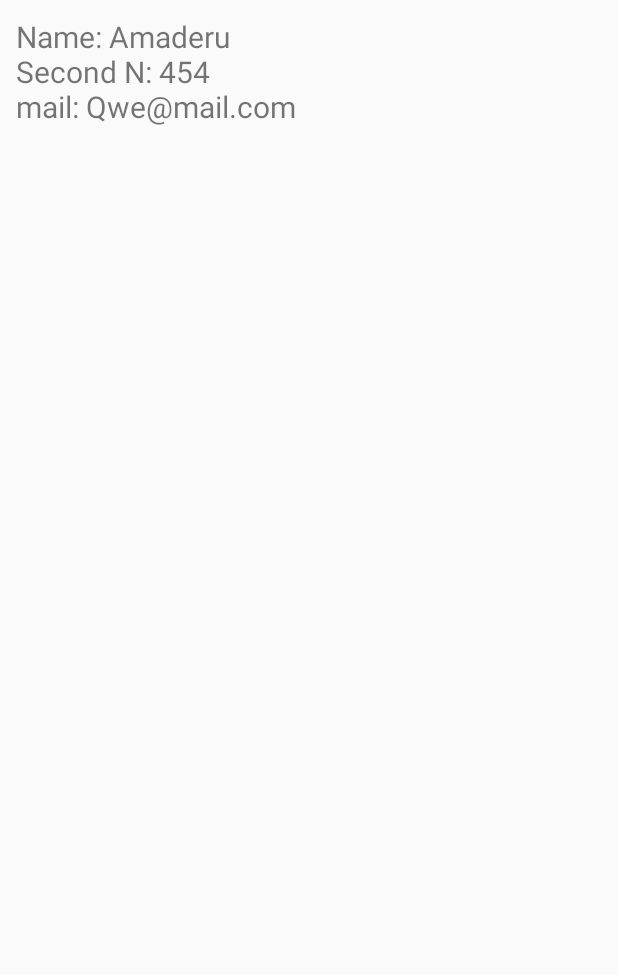
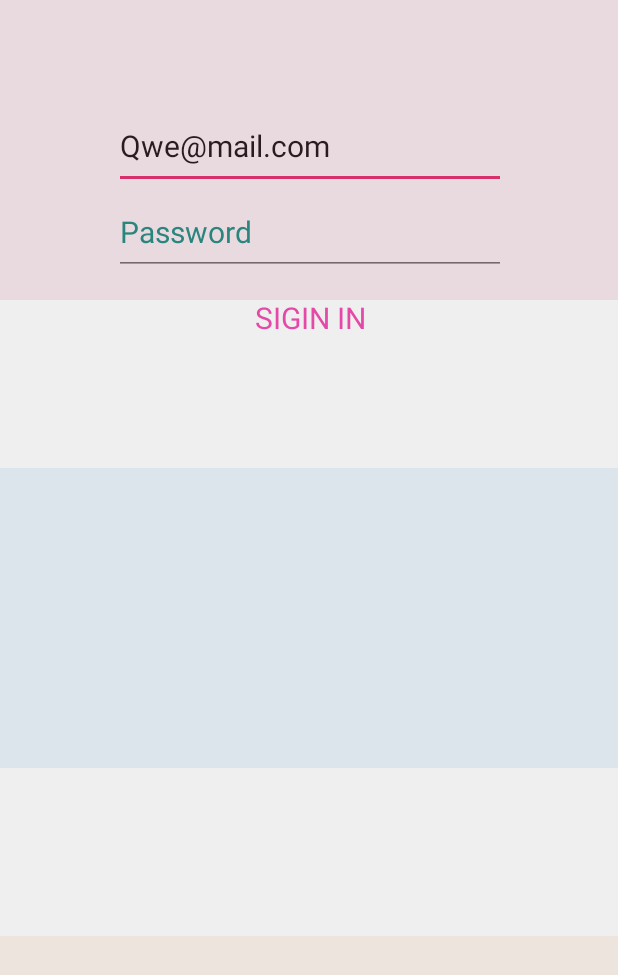
Before and after one commit to Amaderu/FirstProject, an Android app: the screen it shows after launch (MainActivity before the commit, LoginActivity after it), after a tap on "SIGIN UP", on a phone screen of 412 x 824 dp. Shown: the top 975 px of the screen. Run offline under Robolectric (Android 15) with nearby library versions, the light colour scheme and no system bars.

Commit message:
Есть возможность перехода с активности регистрации в актвность авторизации с последующим входом в приложение
Signed-off-by: Mikhail <Bereberdin>

```diff
--- a/app/src/main/java/com/example/firstproject/LoadScreenActivity2.java
+++ b/app/src/main/java/com/example/firstproject/LoadScreenActivity2.java
@@ -16,7 +16,7 @@ public class LoadScreenActivity2 extends AppCompatActivity {
         handler.postDelayed(new Runnable() {
             @Override
             public void run() {
-                startActivity(new Intent(LoadScreenActivity2.this, MainActivity2.class));
+                startActivity(new Intent(LoadScreenActivity2.this, RegActivity.class));
                 finish();
             }
         },3000L);
--- /dev/null
+++ b/app/src/main/java/com/example/firstproject/LoginActivity.java
@@ -0,0 +1,55 @@
+package com.example.firstproject;
+
+import androidx.appcompat.app.AppCompatActivity;
+
+import android.content.Intent;
+import android.os.Bundle;
+import android.view.View;
+import android.widget.EditText;
+
+public class LoginActivity extends AppCompatActivity {
+    private EditText Mail;
+    private EditText Password;
+
+    @Override
+    protected void onCreate(Bundle savedInstanceState) {
+        super.onCreate(savedInstanceState);
+        setContentView(R.layout.activity_login);
+        Mail=(EditText) findViewById(R.id.fieldMail);
+        String[] User = RegActivity.User1;
+
+        //Bundle arguments = getIntent().getExtras();
+
+        if(User!=null){
+            String mail = User[2];
+            Mail.setText(mail);
+        }
+
+        /*Handler handler = new Handler();
+        handler.postDelayed(new Runnable() {
+            @Override
+            public void run() {
+                startActivity(new Intent(LoginActivity.this, MainActivity.class));
+            }
+        },3000L);*/
+    }
+    private boolean validateUser(){
+        String[] user = RegActivity.User1;
+        Mail=(EditText) findViewById(R.id.fieldMail);
+        Password=(EditText) findViewById(R.id.fieldPass);
+
+        if(!Mail.getText().toString().equals(user[2])|!Password.getText().toString().equals(user[3])){
+            return false;
+        }
+        return true;
+    }
+    public void enter(View v){
+        if(!validateUser())
+                return;
+        Intent main = new Intent(this,MainActivity.class);
+        startActivity(main);
+        finish();
+
+    }
+
+}
--- a/app/src/main/java/com/example/firstproject/MainActivity2.java
+++ b/app/src/main/java/com/example/firstproject/RegActivity.java
@@ -6,19 +6,19 @@ import android.content.Intent;
 import android.graphics.Color;
 import android.os.Bundle;
 import android.util.Patterns;
-import android.view.Gravity;
 import android.view.View;
 import android.widget.EditText;
-import android.widget.Toast;
 
 import java.util.regex.Pattern;
 
-public class MainActivity2 extends AppCompatActivity {
+public class RegActivity extends AppCompatActivity {
 
     private EditText textInputEmail;
     private EditText textInputUsername;
     private EditText textInputPassword;
     private EditText textInputConPassword;
+
+    public static String[] User1;
 
     private static final Pattern PASSWORD_PATTERN =
             Pattern.compile("^" +
@@ -34,7 +34,7 @@ public class MainActivity2 extends AppCompatActivity {
     @Override
     protected void onCreate(Bundle savedInstanceState) {
         super.onCreate(savedInstanceState);
-        setContentView(R.layout.activity_main2);
+        setContentView(R.layout.activity_reg);
         textInputEmail = findViewById(R.id.fieldMail);
         textInputUsername = findViewById(R.id.fieldFName);
         textInputPassword = findViewById(R.id.fieldPass);
@@ -111,24 +111,19 @@ public class MainActivity2 extends AppCompatActivity {
         }
     }
 
-    public void confirmI(View v) {
-        if (!validateEmail() | !validateUsername() | !validatePassword()) {
-            return;
-        }
-    }
 
     public void  confirmInput(View v){
         final EditText FName = findViewById(R.id.fieldFName);
         final EditText SName = findViewById(R.id.fieldSName);
         final EditText Mail = findViewById(R.id.fieldMail);
         final EditText Pass = findViewById(R.id.fieldPass);
-        final EditText ConPass = findViewById(R.id.fieldConPass);
 
-        Intent intent = new Intent(this,MainActivity.class);
+        /*Intent intent = new Intent(this,MainActivity.class);
         intent.putExtra("FirstName",FName.getText().toString());
         intent.putExtra("SecondName",SName.getText().toString());
         intent.putExtra("Mail",Mail.getText().toString());
-        String mail =Mail.getText().toString();
+        String mail =Mail.getText().toString();*/
+
         //Pattern pattern1 = Pattern.compile("([A-Za-z]+)(\\d*)(@mail\\.ru)");
         //Pattern pattern2 = Pattern.compile("([\\D]*)(@mail\\.ru)");
         //Patterns.EMAIL_ADDRESS.matcher(mail).matches();
@@ -152,10 +147,19 @@ public class MainActivity2 extends AppCompatActivity {
         if(passsword.equals(conPass) && !passsword.isEmpty() && !conPass.isEmpty())
             startActivity(intent);*/
 
+
+
         if (!validateEmail() | !validateUsername() | !validatePassword() | !validateConPassword()) {
             return;
         }
-        startActivity(intent);
+        User1=new String[4];
+        User1[0]=FName.getText().toString();
+        User1[1]=SName.getText().toString();
+        User1[2]=Mail.getText().toString();
+        User1[3]=Pass.getText().toString();
+        Intent auth = new Intent(this,LoginActivity.class);
+        //auth.putExtra("mail",User1);
+        startActivity(auth);
         finish();
 
     }
--- a/app/src/main/res/layout/activity_main2.xml
+++ b/app/src/main/res/layout/activity_login.xml
@@ -4,8 +4,7 @@
     xmlns:tools="http://schemas.android.com/tools"
     android:layout_width="match_parent"
     android:layout_height="match_parent"
-    tools:context=".MainActivity2">
-
+    tools:context=".LoginActivity">
     <ImageView
         android:id="@+id/rectangle1"
         android:layout_width="match_parent"
@@ -43,27 +42,6 @@
         app:layout_constraintStart_toStartOf="parent"
         app:layout_constraintTop_toTopOf="parent">
 
-        <EditText
-            android:id="@+id/fieldFName"
-            style="@style/TextStyle"
-            android:layout_width="261dp"
-            android:layout_height="57dp"
-            android:layout_marginTop="150dp"
-            android:hint="FirstName"
-            android:paddingVertical="12dp"
-            app:layout_constraintEnd_toEndOf="parent"
-            app:layout_constraintStart_toStartOf="parent"
-            app:layout_constraintTop_toTopOf="parent" />
-
-        <EditText
-            android:id="@+id/fieldSName"
-            style="@style/TextStyle"
-            android:layout_width="261dp"
-            android:layout_height="57dp"
-            android:hint="SecondName"
-            app:layout_constraintStart_toStartOf="@id/fieldFName"
-            app:layout_constraintTop_toBottomOf="@id/fieldFName"
-            tools:layout_marginTop="1dp" />
 
         <EditText
             android:id="@+id/fieldMail"
@@ -72,9 +50,11 @@
             android:layout_height="57dp"
             android:hint="E-mail"
 
-            app:layout_constraintStart_toStartOf="@id/fieldFName"
-            app:layout_constraintTop_toBottomOf="@id/fieldSName"
-            tools:layout_marginTop="1dp" />
+            android:layout_marginTop="150dp"
+            android:paddingVertical="12dp"
+            app:layout_constraintEnd_toEndOf="parent"
+            app:layout_constraintStart_toStartOf="parent"
+            app:layout_constraintTop_toTopOf="parent"/>
 
         <EditText
             android:id="@+id/fieldPass"
@@ -85,21 +65,8 @@
             android:hint="Password"
             android:inputType="textPassword"
 
-            app:layout_constraintStart_toStartOf="@id/fieldFName"
+            app:layout_constraintStart_toStartOf="@id/fieldMail"
             app:layout_constraintTop_toBottomOf="@id/fieldMail"
-            tools:layout_marginTop="1dp" />
-
-        <EditText
-            android:id="@+id/fieldConPass"
-            style="@style/TextStyle"
-            android:layout_width="261dp"
-            android:layout_height="57dp"
-            android:hint="Confirm password"
-            android:inputType="textPassword"
-
-
-            app:layout_constraintStart_toStartOf="@id/fieldFName"
-            app:layout_constraintTop_toBottomOf="@id/fieldPass"
             tools:layout_marginTop="1dp" />
 
         <Button
@@ -107,11 +74,12 @@
             style="@style/ButtonStyle"
             android:layout_width="261dp"
             android:layout_height="57dp"
-            android:onClick="confirmInput"
-            android:text="Sigin UP"
-            app:layout_constraintStart_toStartOf="@id/fieldFName"
-            app:layout_constraintTop_toBottomOf="@id/fieldConPass"
-            tools:layout_marginTop="40dp" />
+            android:text="Sigin IN"
+            app:layout_constraintStart_toStartOf="@id/fieldMail"
+            app:layout_constraintTop_toBottomOf="@id/fieldPass"
+            tools:layout_marginTop="40dp"
+            android:onClick="enter"/>
+
     </androidx.constraintlayout.widget.ConstraintLayout>
 
 
```
Also changed, not shown: app/src/main/AndroidManifest.xml (+6 -5 lines), app/src/main/java/com/example/firstproject/MainActivity.java (+9 -2 lines), app/src/main/res/layout/activity_reg.xml (added, +118 -0 lines).
